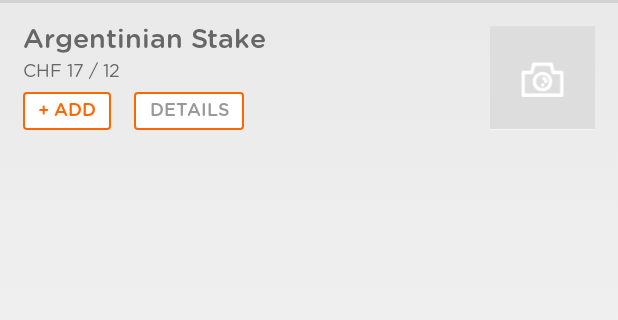
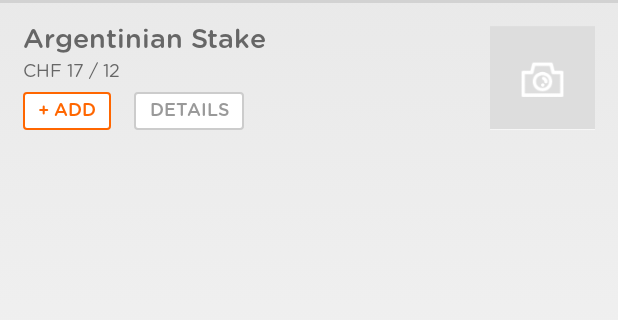
Before and after one commit to s7droid/MenuProject, an Android app: the layout row_subcategory_item.xml on its own in the app's theme, with its tools: preview values and no code run, on a phone screen of 412 x 824 dp, the part 69-389 px from its top. Run offline under Robolectric (Android 15) with nearby library versions, the phone set to English and light mode, and no system bars.

Commit message:
- Updated resources

```diff
--- a/app/src/main/java/com/usemenu/MenuAndroidApplication/activities/CategoryMealsActivityNew.java
+++ b/app/src/main/java/com/usemenu/MenuAndroidApplication/activities/CategoryMealsActivityNew.java
@@ -45,7 +45,7 @@
     private LinearLayout categoriesContainer;
     // DATA
     private ArrayList<Category> categories;
-    private ArrayList<Item> items;
+    private ArrayList<List<Item>> items;
     private int width = 0;
 
     @Override
@@ -95,15 +95,25 @@
      */
     private void initViews() {
         categoriesContainer = (LinearLayout) findViewById(R.id.categoriesContainer);
+        List<Item> reorderedList = new ArrayList<Item>();
+
+        for (int i = 0; i < categories.size(); ++i) {
+            for (List<Item> it : items) {
+                if (categories.get(i).name.equals(it.get(0).category)) {
+                    reorderedList.addAll(it);
+                }
+            }
+        }
+
         for (Category category : categories) {
             List<Item> categoryItems = new ArrayList<Item>();
 
-            for (Item item : CategoryMealsActivityNew.this.items) {
+            for (Item item : reorderedList) {
                 if (category.name.equalsIgnoreCase(item.category) && item.image.equalsIgnoreCase("subcat"))
                     categoryItems.add(item);
             }
 
-            CategoryMealItemView v = new CategoryMealItemView(this, category, categoryItems,CategoryMealsActivityNew.this.items,categories);
+            CategoryMealItemView v = new CategoryMealItemView(this, category, categoryItems, reorderedList, categories);
             categoriesContainer.addView(v);
         }
 
@@ -154,9 +164,11 @@
                             if (items.errordata != null && items.errordata.equals("none")) {
                                 Log.e("onResponse", "response of meal sub item");
                                 if (CategoryMealsActivityNew.this.items == null)
-                                    CategoryMealsActivityNew.this.items = new ArrayList<Item>();
-                                if (items != null && items.items != null)
-                                    CategoryMealsActivityNew.this.items.addAll(new ArrayList<Item>(Arrays.asList(items.items)));
+                                    CategoryMealsActivityNew.this.items = new ArrayList<List<Item>>();
+                                if (items != null && items.items != null) {
+                                    List<Item> item = Arrays.asList(items.items);
+                                    CategoryMealsActivityNew.this.items.add(item);
+                                }
                                 countDownLatch.countDown();
                                 isLetched = true;
                             }
--- a/app/src/main/java/com/usemenu/MenuAndroidApplication/activities/MealSubCategoriesActivity.java
+++ b/app/src/main/java/com/usemenu/MenuAndroidApplication/activities/MealSubCategoriesActivity.java
@@ -103,6 +103,7 @@
 
             content.setDivider(null);
             content.setDividerHeight(0);
+            content.setEnabled(false);
             content.setSelector(android.R.color.transparent);
             content.setBackgroundColor(getResources().getColor(android.R.color.white));
             content.setAdapter(new MealsListAdapter(context, subCategoryItems.get(position)));
@@ -207,7 +208,6 @@
             holder.name.setText(item.name);
 
             holder.price.setText(item.currency + " " + item.largeprice + " / " + item.smallprice);
-
             return convertView;
         }
 
--- /dev/null
+++ b/app/src/main/res/drawable/selector_square_rounded_gray.xml
@@ -0,0 +1,7 @@
+<?xml version="1.0" encoding="utf-8"?>
+<selector xmlns:android="http://schemas.android.com/apk/res/android">
+
+    <item android:drawable="@drawable/shape_rounded_square_gray_selected" android:state_focused="true" />
+    <item android:drawable="@drawable/shape_rounded_square_gray_unselected" android:state_focused="false" />
+
+</selector>
--- /dev/null
+++ b/app/src/main/res/drawable/selector_square_rounded_orange.xml
@@ -0,0 +1,7 @@
+<?xml version="1.0" encoding="utf-8"?>
+<selector xmlns:android="http://schemas.android.com/apk/res/android">
+
+    <item android:drawable="@drawable/shape_rounded_square_orange_selected" android:state_selected="true" />
+    <item android:drawable="@drawable/shape_rounded_square_orange_unselected" android:state_selected="false" />
+
+</selector>
--- /dev/null
+++ b/app/src/main/res/drawable/selector_text_light_gray.xml
@@ -0,0 +1,7 @@
+<?xml version="1.0" encoding="utf-8"?>
+<selector xmlns:android="http://schemas.android.com/apk/res/android">
+
+    <item android:color="@android:color/white" android:state_pressed="true" />
+    <item android:color="@color/menu_main_gray_light" android:state_pressed="false" />
+
+</selector>
--- /dev/null
+++ b/app/src/main/res/drawable/shape_rounded_square_gray_selected.xml
@@ -0,0 +1,13 @@
+<?xml version="1.0" encoding="utf-8"?>
+<shape xmlns:android="http://schemas.android.com/apk/res/android"
+    android:shape="rectangle">
+
+    <solid android:color="@color/menu_main_divider_color" />
+    <corners android:radius="2dp" />
+    <padding
+        android:bottom="5dp"
+        android:left="10dp"
+        android:right="10dp"
+        android:top="5dp" />
+
+</shape>
--- /dev/null
+++ b/app/src/main/res/drawable/shape_rounded_square_gray_unselected.xml
@@ -0,0 +1,16 @@
+<?xml version="1.0" encoding="utf-8"?>
+<shape xmlns:android="http://schemas.android.com/apk/res/android"
+    android:shape="rectangle">
+
+    <solid android:color="@color/white" />
+    <corners android:radius="2dp" />
+    <padding
+        android:bottom="5dp"
+        android:left="10dp"
+        android:right="10dp"
+        android:top="5dp" />
+    <stroke
+        android:width="1dp"
+        android:color="@color/menu_main_divider_color" />
+
+</shape>
--- a/app/src/main/res/layout/row_subcategory_item.xml
+++ b/app/src/main/res/layout/row_subcategory_item.xml
@@ -39,6 +39,7 @@
         android:layout_marginLeft="15dp"
         android:layout_marginRight="10dp"
         android:layout_marginTop="15dp"
+        android:descendantFocusability="blocksDescendants"
         android:layout_toLeftOf="@+id/networkImageViewMealImage">
 
         <com.usemenu.MenuAndroidApplication.views.MenuTextView
@@ -74,11 +75,13 @@
             android:layout_height="25dp"
             android:layout_alignParentBottom="true"
             android:layout_alignParentLeft="true"
-            android:background="@drawable/shape_rounded_square_orange_unselected"
+            android:background="@drawable/selector_square_rounded_orange"
+            android:focusable="false"
+            android:focusableInTouchMode="false"
             android:gravity="center"
             android:includeFontPadding="false"
             android:text="+ ADD"
-            android:textColor="@color/menu_main_orange"
+            android:textColor="@drawable/orange_text_selector"
             android:textSize="12sp"
             android:textStyle="bold" />
 
@@ -89,11 +92,14 @@
             android:layout_alignParentBottom="true"
             android:layout_marginLeft="15dp"
             android:layout_toRightOf="@+id/textviewAdd"
-            android:background="@drawable/shape_rounded_square_orange_unselected"
+            android:background="@drawable/selector_square_rounded_gray"
+            android:descendantFocusability="blocksDescendants"
+            android:focusable="false"
+            android:focusableInTouchMode="false"
             android:gravity="center"
             android:includeFontPadding="false"
             android:text="DETAILS"
-            android:textColor="@color/menu_main_gray_light"
+            android:textColor="@drawable/selector_text_light_gray"
             android:textSize="12sp"
             android:textStyle="bold" />
 
@@ -119,8 +125,7 @@
         android:layout_marginLeft="15dp"
         android:layout_marginRight="15dp"
         android:background="@color/menu_main_divider_color"
-        android:visibility="gone"/>
-
+        android:visibility="gone" />
 
     <View
         android:id="@+id/separatorTop"
@@ -130,6 +135,6 @@
         android:layout_marginLeft="15dp"
         android:layout_marginRight="15dp"
         android:background="@color/menu_main_divider_color"
-        android:visibility="gone"/>
+        android:visibility="gone" />
 
 </RelativeLayout>
```
